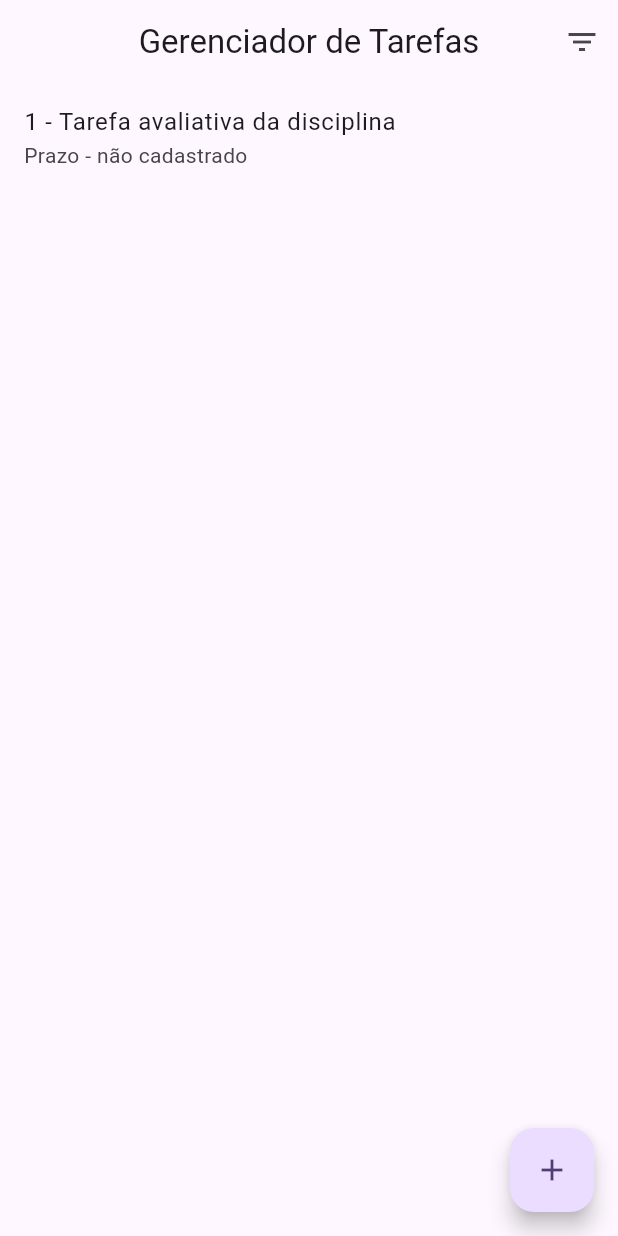
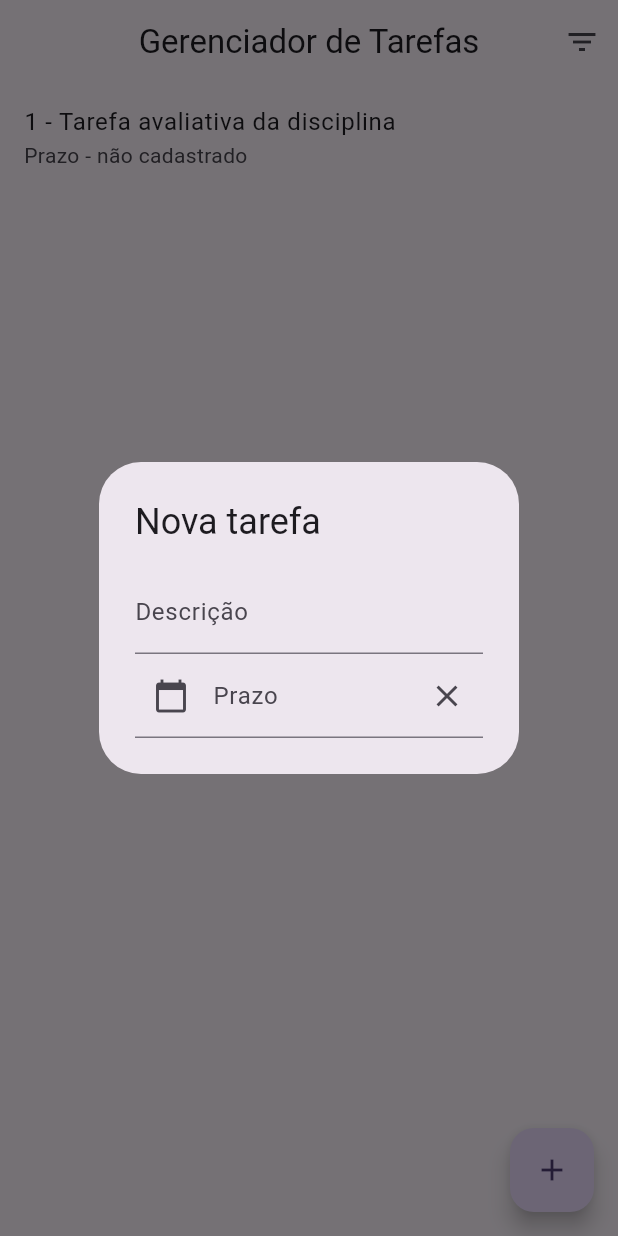
Before and after one commit to SERPALETICIA/EventosDados, a Flutter app: the screen it shows after launch, after a tap on the "add" icon, on a phone screen of 412 x 824 dp. Run offline on Flutter 3.47's test engine with Material 3 defaults, Android fonts, the phone set to English and light mode, and no system bars.

Commit message:
Tela principal do app - Formulário Pronto

```diff
--- a/lib/pages/lista_tarefas_page.dart
+++ b/lib/pages/lista_tarefas_page.dart
@@ -2,6 +2,7 @@
 
 import 'package:flutter/material.dart';
 import 'package:gerenciador_tarefas_si7/model/tarefa.dart';
+import 'package:gerenciador_tarefas_si7/widgets/conteudo_form_dialog.dart';
 
 class ListaTarefasPage extends StatefulWidget{
 
@@ -25,7 +26,7 @@ class _ListaTarefasPageState extends State<ListaTarefasPage>{
       appBar: _criarAppBar(),
       body: _criarBody(),
       floatingActionButton: FloatingActionButton(
-        onPressed: () {},
+        onPressed: _abrirForm,
         tooltip: 'Nova Tarefa',
         child: const Icon(Icons.add),
       ),
@@ -68,4 +69,19 @@ class _ListaTarefasPageState extends State<ListaTarefasPage>{
 
     );
   }
+
+  void _abrirForm({Tarefa? tarefaAtual, int? indice} ){
+    final key = GlobalKey<_ListaTarefasPageState>();
+    showDialog(
+        context: context,
+        builder: (BuildContext context){
+          return AlertDialog(
+              title: Text(tarefaAtual == null ? 'Nova tarefa':
+              'Alterar a tarefa ${tarefaAtual.id}'),
+            content: ConteudoFormDialog(key: key, tarefaAtual: tarefaAtual),
+          );
+        }
+    );
+  }
+
 }
--- a/lib/widgets/conteudo_form_dialog.dart
+++ b/lib/widgets/conteudo_form_dialog.dart
@@ -1,6 +1,7 @@
 
 
 import 'package:flutter/material.dart';
+import 'package:intl/intl.dart';
 
 import '../model/tarefa.dart';
 
@@ -15,4 +16,81 @@ class ConteudoFormDialog extends StatefulWidget{
 
 class ConteudoFormDialogState extends State<ConteudoFormDialog>{
 
+  final formKey = GlobalKey<FormState>();
+  final descricaoController = TextEditingController();
+  final prazoControler = TextEditingController();
+  final _dateFormat = DateFormat('dd/MM/yyyy');
+
+  @override
+  void initState(){
+    super.initState();
+    if(widget.tarefaAtual != null){
+      descricaoController.text = widget.tarefaAtual!.descricao;
+      prazoControler.text = widget.tarefaAtual!.prazoFormatado;
+    }
+  }
+
+  @override
+  Widget build (BuildContext context){
+    return Form(
+      key: formKey,
+        child: Column(
+          mainAxisSize: MainAxisSize.min,
+          children: [
+            TextFormField(
+              controller: descricaoController,
+              decoration: InputDecoration(labelText: 'Descrição'),
+              validator: (String? valor){
+                if (valor == null || valor.isEmpty){
+                  return 'O campo descrição é obrigatório';
+                }
+                return null;
+              },
+            ),
+            TextFormField(
+              controller: prazoControler,
+              decoration: InputDecoration(labelText: 'Prazo',
+              prefixIcon: IconButton(
+                icon: Icon(Icons.calendar_today),
+                onPressed: _mostrarCalendario,
+              ),
+              suffixIcon: IconButton(
+                icon: Icon(Icons.close),
+                onPressed: () => prazoControler.clear(),
+              ),
+              ),
+              readOnly: true,
+            ),
+          ],
+        )
+    );
+  }
+
+  bool dadosValidados() => formKey.currentState?.validate() == true;
+
+  void _mostrarCalendario(){
+    final dataFormatada = prazoControler.text;
+    var data = DateTime.now();
+    if ( dataFormatada.isNotEmpty){
+      data = _dateFormat.parse(dataFormatada);
+    }
+    showDatePicker(
+        context: context,
+        initialDate: data,
+        firstDate: data.subtract(Duration(days: 5 * 365)),
+        lastDate: data.add(Duration(days: 5 * 365)),
+    ).then((DateTime? dataSelecionada){
+      if (dataSelecionada != null){
+        setState(() {
+          prazoControler.text = _dateFormat.format(dataSelecionada);
+        });
+      }
+    });
+  }
+
+  Tarefa get novaTarefa => Tarefa(
+      id: widget.tarefaAtual!.id ?? 0,
+      descricao: descricaoController.text,
+    prazo: prazoControler.text.isEmpty ? null : _dateFormat.parse(prazoControler.text)
+  );
 }
```
